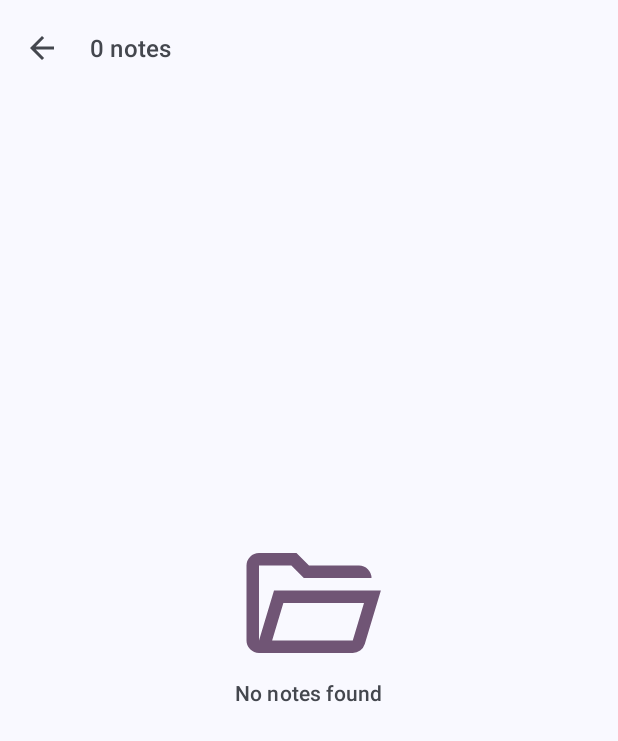
After one commit to eipna/MindBin, an Android app: the NotesActivity screen opened directly, with no data from a screen before it, on a phone screen of 412 x 824 dp. The commit adds this screen. Shown: the top 741 px of the screen. Run offline under Robolectric (Android 15) with nearby library versions, the phone set to English and light mode, and no system bars.

Commit message:
Created notes activity for folders

```diff
--- a/app/build.gradle.kts
+++ b/app/build.gradle.kts
@@ -40,6 +40,7 @@ dependencies {
     implementation("com.google.android.material:material:1.12.0")
     implementation("androidx.constraintlayout:constraintlayout:2.2.1")
     implementation("androidx.preference:preference:1.2.1")
+    implementation("androidx.activity:activity:1.10.1")
     testImplementation("junit:junit:4.13.2")
     androidTestImplementation("androidx.test.ext:junit:1.2.1")
     androidTestImplementation("androidx.test.espresso:espresso-core:3.6.1")
--- a/app/src/main/AndroidManifest.xml
+++ b/app/src/main/AndroidManifest.xml
@@ -13,17 +13,21 @@
         android:theme="@style/Theme.MindBin"
         tools:targetApi="31">
         <activity
-            android:name=".ui.activities.FolderActivity"
-            android:parentActivityName=".ui.activities.MainActivity"
+            android:name=".ui.activities.NotesActivity"
+            android:parentActivityName=".ui.activities.FolderActivity"
             android:exported="false" />
         <activity
+            android:name=".ui.activities.FolderActivity"
+            android:exported="false"
+            android:parentActivityName=".ui.activities.MainActivity" />
+        <activity
             android:name=".ui.activities.TrashActivity"
-            android:parentActivityName=".ui.activities.MainActivity"
-            android:exported="false" />
+            android:exported="false"
+            android:parentActivityName=".ui.activities.MainActivity" />
         <activity
-            android:parentActivityName=".ui.activities.MainActivity"
             android:name=".ui.activities.ArchiveActivity"
-            android:exported="false" />
+            android:exported="false"
+            android:parentActivityName=".ui.activities.MainActivity" />
         <activity
             android:name=".ui.activities.SettingsActivity"
             android:exported="false"
@@ -37,11 +41,12 @@
             android:exported="true"
             android:parentActivityName=".ui.activities.CreateActivity"
             android:windowSoftInputMode="adjustResize|stateVisible">
+            <intent-filter>
+                <data android:mimeType="text/plain" />
 
-            <intent-filter>
-                <data android:mimeType="text/plain"/>
-                <category android:name="android.intent.category.DEFAULT"/>
-                <action android:name="android.intent.action.SEND"/>
+                <category android:name="android.intent.category.DEFAULT" />
+
+                <action android:name="android.intent.action.SEND" />
             </intent-filter>
         </activity>
         <activity
--- a/app/src/main/java/com/eipna/mindbin/ui/activities/FolderActivity.java
+++ b/app/src/main/java/com/eipna/mindbin/ui/activities/FolderActivity.java
@@ -1,15 +1,19 @@
 package com.eipna.mindbin.ui.activities;
 
 import android.annotation.SuppressLint;
+import android.content.Intent;
 import android.os.Bundle;
 import android.view.LayoutInflater;
 import android.view.View;
 
 import androidx.activity.EdgeToEdge;
+import androidx.activity.result.ActivityResultLauncher;
+import androidx.activity.result.contract.ActivityResultContracts;
 import androidx.appcompat.app.AlertDialog;
 import androidx.recyclerview.widget.LinearLayoutManager;
 
 import com.eipna.mindbin.R;
+import com.eipna.mindbin.data.Database;
 import com.eipna.mindbin.data.folder.Folder;
 import com.eipna.mindbin.data.folder.FolderRepository;
 import com.eipna.mindbin.databinding.ActivityFolderBinding;
@@ -28,6 +32,13 @@ public class FolderActivity extends BaseActivity implements FolderAdapter.Listen
     private ArrayList<Folder> folders;
     private FolderRepository folderRepository;
     private FolderAdapter folderAdapter;
+
+    private final ActivityResultLauncher<Intent> editFolderLauncher =
+            registerForActivityResult(new ActivityResultContracts.StartActivityForResult(), result -> {
+                if (result.getResultCode() == RESULT_OK) {
+                    refreshList();
+                }
+            });
 
     @Override
     protected void onCreate(Bundle savedInstanceState) {
@@ -110,6 +121,12 @@ public class FolderActivity extends BaseActivity implements FolderAdapter.Listen
 
     @Override
     public void onClick(int position) {
-        // Open edit folder dialog
+        Folder selectedFolder = folders.get(position);
+        Intent folderIntent = new Intent(FolderActivity.this, NotesActivity.class);
+        folderIntent.putExtra(Database.COLUMN_FOLDER_ID, selectedFolder.getUUID());
+        folderIntent.putExtra(Database.COLUMN_FOLDER_NAME, selectedFolder.getName());
+        folderIntent.putExtra(Database.COLUMN_FOLDER_DESCRIPTION, selectedFolder.getDescription());
+        folderIntent.putExtra(Database.COLUMN_FOLDER_PINNED, selectedFolder.getIsPinned());
+        editFolderLauncher.launch(folderIntent);
     }
 }
--- /dev/null
+++ b/app/src/main/java/com/eipna/mindbin/ui/activities/NotesActivity.java
@@ -0,0 +1,46 @@
+package com.eipna.mindbin.ui.activities;
+
+import android.os.Bundle;
+
+import androidx.activity.EdgeToEdge;
+import androidx.appcompat.app.AppCompatActivity;
+
+import com.eipna.mindbin.data.Database;
+import com.eipna.mindbin.data.folder.Folder;
+import com.eipna.mindbin.databinding.ActivityNotesBinding;
+
+public class NotesActivity extends AppCompatActivity {
+
+    private ActivityNotesBinding binding;
+
+    private String UUIDExtra;
+    private String nameExtra;
+    private String descriptionExtra;
+    private int isPinnedExtra;
+
+    @Override
+    protected void onDestroy() {
+        super.onDestroy();
+        binding = null;
+    }
+
+    @Override
+    protected void onCreate(Bundle savedInstanceState) {
+        super.onCreate(savedInstanceState);
+        binding = ActivityNotesBinding.inflate(getLayoutInflater());
+        EdgeToEdge.enable(this);
+        setContentView(binding.getRoot());
+
+        UUIDExtra = getIntent().getStringExtra(Database.COLUMN_FOLDER_ID);
+        nameExtra = getIntent().getStringExtra(Database.COLUMN_FOLDER_NAME);
+        descriptionExtra = getIntent().getStringExtra(Database.COLUMN_FOLDER_DESCRIPTION);
+        isPinnedExtra = getIntent().getIntExtra(Database.COLUMN_FOLDER_PINNED, Folder.NOT_PINNED);
+
+        setSupportActionBar(binding.toolbar);
+        if (getSupportActionBar() != null) {
+            getSupportActionBar().setDisplayHomeAsUpEnabled(true);
+        }
+
+        binding.toolbar.setTitle(nameExtra);
+    }
+}
--- /dev/null
+++ b/app/src/main/res/drawable/ic_folder_open.xml
@@ -0,0 +1,9 @@
+<vector xmlns:android="http://schemas.android.com/apk/res/android"
+    android:width="24dp"
+    android:height="24dp"
+    android:viewportWidth="960"
+    android:viewportHeight="960">
+  <path
+      android:pathData="M160,800q-33,0 -56.5,-23.5T80,720v-480q0,-33 23.5,-56.5T160,160h240l80,80h320q33,0 56.5,23.5T880,320L447,320l-80,-80L160,240v480l96,-320h684L837,743q-8,26 -29.5,41.5T760,800L160,800ZM244,720h516l72,-240L316,480l-72,240ZM244,720 L316,480 244,720ZM160,320v-80,80Z"
+      android:fillColor="#e3e3e3"/>
+</vector>
--- /dev/null
+++ b/app/src/main/res/layout/activity_notes.xml
@@ -0,0 +1,58 @@
+<?xml version="1.0" encoding="utf-8"?>
+<androidx.coordinatorlayout.widget.CoordinatorLayout
+    xmlns:android="http://schemas.android.com/apk/res/android"
+    xmlns:app="http://schemas.android.com/apk/res-auto"
+    xmlns:tools="http://schemas.android.com/tools"
+    android:fitsSystemWindows="true"
+    android:layout_width="match_parent"
+    android:layout_height="match_parent"
+    tools:context=".ui.activities.NotesActivity">
+
+    <com.google.android.material.appbar.AppBarLayout
+        android:id="@+id/app_bar"
+        app:liftOnScroll="true"
+        android:fitsSystemWindows="true"
+        android:layout_width="match_parent"
+        android:layout_height="wrap_content">
+
+        <com.google.android.material.appbar.MaterialToolbar
+            android:id="@+id/toolbar"
+            app:title="@string/toolbar_folder"
+            app:titleTextColor="?attr/colorOnSurface"
+            app:subtitle="0 notes"
+            app:subtitleTextColor="?attr/colorOnSurfaceVariant"
+            android:layout_width="match_parent"
+            android:layout_height="?attr/actionBarSize"/>
+    </com.google.android.material.appbar.AppBarLayout>
+
+    <LinearLayout
+        android:id="@+id/empty_indicator"
+        android:orientation="vertical"
+        android:layout_gravity="center"
+        android:layout_width="wrap_content"
+        android:layout_height="wrap_content">
+
+        <ImageView
+            android:src="@drawable/ic_folder_open"
+            app:tint="?attr/colorTertiary"
+            android:layout_gravity="center"
+            android:layout_width="100dp"
+            android:layout_height="100dp"
+            tools:ignore="ContentDescription" />
+
+        <com.google.android.material.textview.MaterialTextView
+            android:text="@string/indicator_notes_empty"
+            android:layout_gravity="center"
+            android:textAlignment="center"
+            android:textColor="?attr/colorOnSurfaceVariant"
+            android:textAppearance="?attr/textAppearanceTitleSmall"
+            android:layout_width="wrap_content"
+            android:layout_height="wrap_content"/>
+    </LinearLayout>
+
+    <androidx.recyclerview.widget.RecyclerView
+        android:id="@+id/recycler_view"
+        app:layout_behavior="@string/appbar_scrolling_view_behavior"
+        android:layout_width="match_parent"
+        android:layout_height="match_parent"/>
+</androidx.coordinatorlayout.widget.CoordinatorLayout>
```
